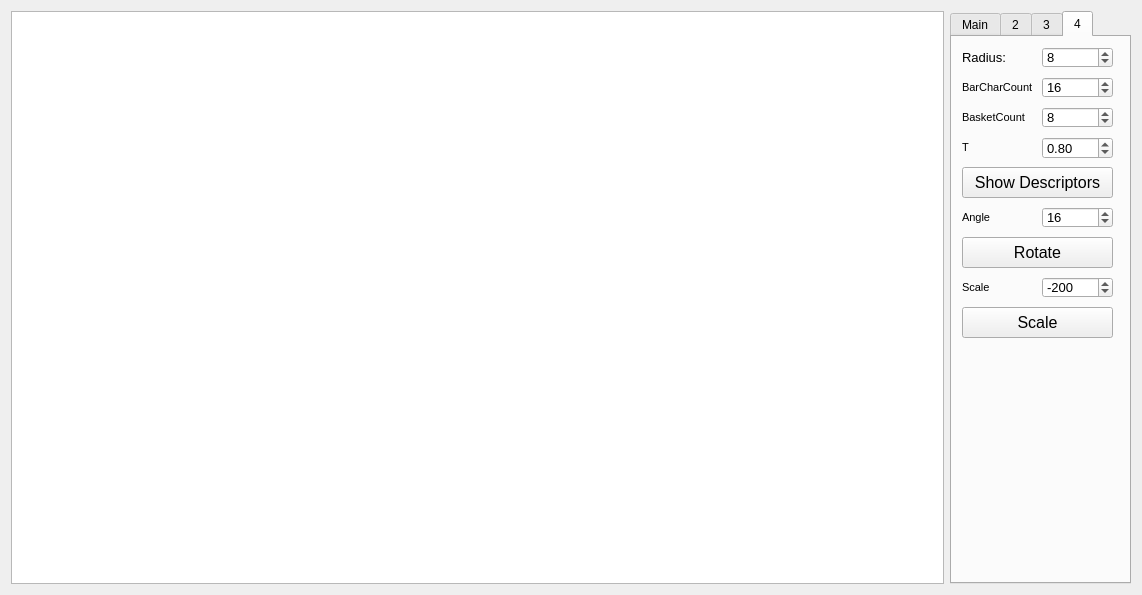
Old version of the form Gui/mainwindow.ui in the repository faystmax/ComputerVision.
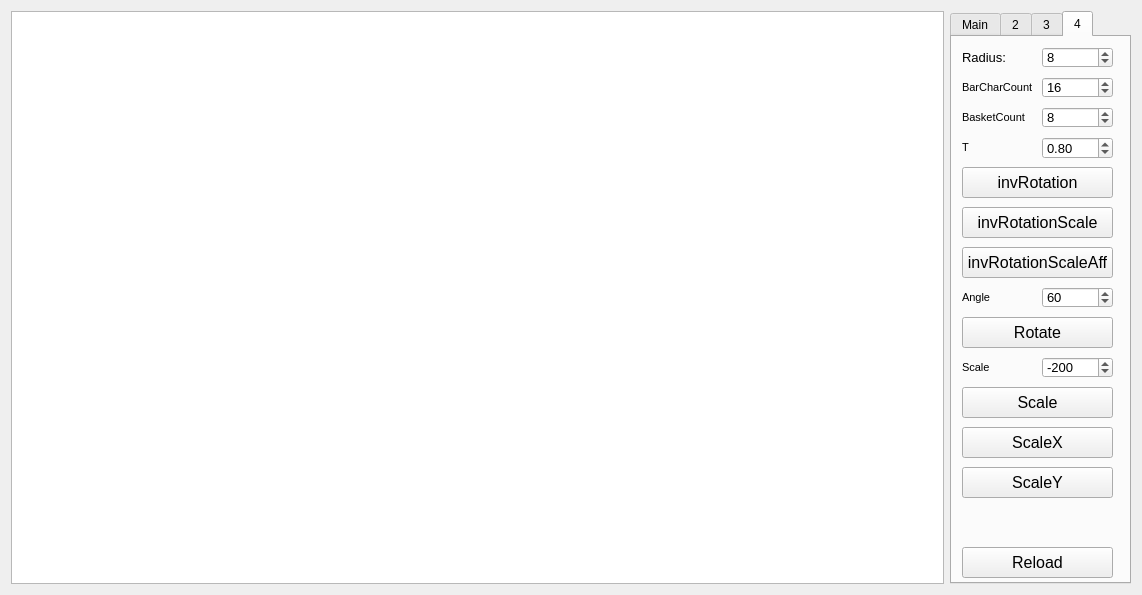
New version of the form. The open tabs and pages were chosen to show the change. Icons and pictures are not drawn.

Diff of the .ui file:
```diff
--- a/Gui/mainwindow.ui
+++ b/Gui/mainwindow.ui
@@ -288,11 +288,11 @@
          <string>Rotate</string>
         </property>
        </widget>
-       <widget class="QPushButton" name="reloadButton">
+       <widget class="QPushButton" name="scosButton">
         <property name="geometry">
          <rect>
           <x>10</x>
-          <y>470</y>
+          <y>510</y>
           <width>151</width>
           <height>31</height>
          </rect>
@@ -754,7 +754,7 @@
          </font>
         </property>
         <property name="text">
-         <string>Show Descriptors</string>
+         <string>invRotation</string>
         </property>
        </widget>
        <widget class="QSpinBox" name="radiusDescSpinBox">
@@ -908,7 +908,7 @@
         <property name="geometry">
          <rect>
           <x>10</x>
-          <y>200</y>
+          <y>280</y>
           <width>151</width>
           <height>31</height>
          </rect>
@@ -927,7 +927,7 @@
         <property name="geometry">
          <rect>
           <x>90</x>
-          <y>170</y>
+          <y>250</y>
           <width>71</width>
           <height>21</height>
          </rect>
@@ -941,14 +941,14 @@
          <number>180</number>
         </property>
         <property name="value">
-         <number>16</number>
+         <number>60</number>
         </property>
        </widget>
        <widget class="QLabel" name="label_12">
         <property name="geometry">
          <rect>
           <x>10</x>
-          <y>170</y>
+          <y>250</y>
           <width>71</width>
           <height>21</height>
          </rect>
@@ -966,7 +966,7 @@
         <property name="geometry">
          <rect>
           <x>90</x>
-          <y>240</y>
+          <y>320</y>
           <width>71</width>
           <height>21</height>
          </rect>
@@ -990,7 +990,7 @@
         <property name="geometry">
          <rect>
           <x>10</x>
-          <y>240</y>
+          <y>320</y>
           <width>71</width>
           <height>21</height>
          </rect>
@@ -1008,7 +1008,7 @@
         <property name="geometry">
          <rect>
           <x>10</x>
-          <y>270</y>
+          <y>350</y>
           <width>151</width>
           <height>31</height>
          </rect>
@@ -1023,6 +1023,101 @@
          <string>Scale</string>
         </property>
        </widget>
+       <widget class="QPushButton" name="scaleXButton">
+        <property name="geometry">
+         <rect>
+          <x>10</x>
+          <y>390</y>
+          <width>151</width>
+          <height>31</height>
+         </rect>
+        </property>
+        <property name="font">
+         <font>
+          <family>Arial</family>
+          <pointsize>12</pointsize>
+         </font>
+        </property>
+        <property name="text">
+         <string>ScaleX</string>
+        </property>
+       </widget>
+       <widget class="QPushButton" name="scaleYButton">
+        <property name="geometry">
+         <rect>
+          <x>10</x>
+          <y>430</y>
+          <width>151</width>
+          <height>31</height>
+         </rect>
+        </property>
+        <property name="font">
+         <font>
+          <family>Arial</family>
+          <pointsize>12</pointsize>
+         </font>
+        </property>
+        <property name="text">
+         <string>ScaleY</string>
+        </property>
+       </widget>
+       <widget class="QPushButton" name="invRotScaleButton">
+        <property name="geometry">
+         <rect>
+          <x>10</x>
+          <y>170</y>
+          <width>151</width>
+          <height>31</height>
+         </rect>
+        </property>
+        <property name="font">
+         <font>
+          <family>Arial</family>
+          <pointsize>12</pointsize>
+         </font>
+        </property>
+        <property name="text">
+         <string>invRotationScale</string>
+        </property>
+       </widget>
+       <widget class="QPushButton" name="invRotScaleAffButton">
+        <property name="geometry">
+         <rect>
+          <x>10</x>
+          <y>210</y>
+          <width>151</width>
+          <height>31</height>
+         </rect>
+        </property>
+        <property name="font">
+         <font>
+          <family>Arial</family>
+          <pointsize>12</pointsize>
+         </font>
+        </property>
+        <property name="text">
+         <string>invRotationScaleAff</string>
+        </property>
+       </widget>
+       <widget class="QPushButton" name="reloadButton">
+        <property name="geometry">
+         <rect>
+          <x>10</x>
+          <y>510</y>
+          <width>151</width>
+          <height>31</height>
+         </rect>
+        </property>
+        <property name="font">
+         <font>
+          <family>Arial</family>
+          <pointsize>12</pointsize>
+         </font>
+        </property>
+        <property name="text">
+         <string>Reload</string>
+        </property>
+       </widget>
       </widget>
      </widget>
     </item>
```
Left out of the diff: 6 changed lines with no effect on the pictures.
